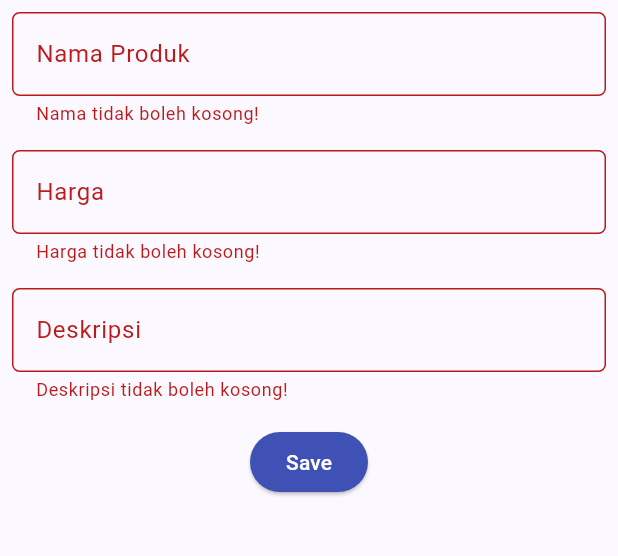
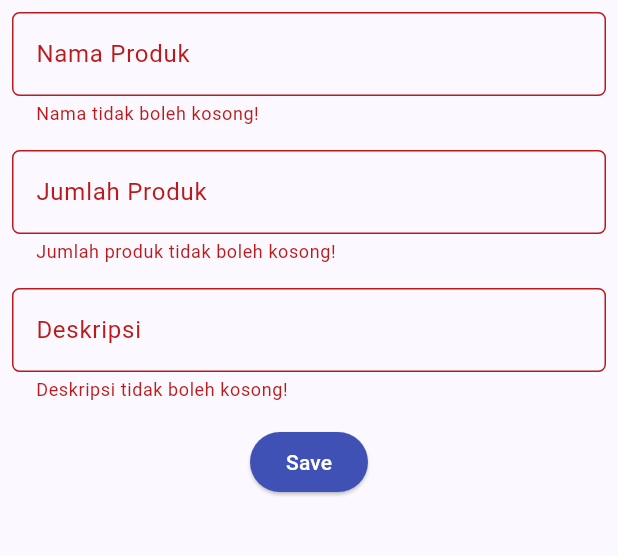
Before and after one commit to shfiradifa/shoppo-jarwo, a Flutter app: the ShopFormPage screen opened directly, after a tap on "Save", on a phone screen of 412 x 824 dp, the part 84-640 px from its top. Run offline on Flutter 3.47's test engine with Material 2 defaults, Android fonts, the phone set to English and light mode, and no system bars; missing offline and left inert: pbp_django_auth; network calls fail.

Commit message:
tugas 9 mobile

```diff
--- a/lib/screens/shoplist_form.dart
+++ b/lib/screens/shoplist_form.dart
@@ -1,4 +1,9 @@
+import 'dart:convert';
+
 import 'package:flutter/material.dart';
+import 'package:pbp_django_auth/pbp_django_auth.dart';
+import 'package:provider/provider.dart';
+import 'package:shoppo_jarwo/screens/menu.dart';
 // TODO: Impor drawer yang sudah dibuat sebelumnya (DONE)
 import 'package:shoppo_jarwo/widgets/left_drawer.dart';
 
@@ -17,6 +22,8 @@
 
   @override
   Widget build(BuildContext context) {
+    final request = context.watch<CookieRequest>();
+
     return Scaffold(
       appBar: AppBar(
         title: const Center(
@@ -62,8 +69,8 @@
                 padding: const EdgeInsets.all(8.0),
                 child: TextFormField(
                   decoration: InputDecoration(
-                    hintText: "Harga",
-                    labelText: "Harga",
+                    hintText: "Jumlah Produk",
+                    labelText: "Jumlah Produk",
                     border: OutlineInputBorder(
                       borderRadius: BorderRadius.circular(5.0),
                     ),
@@ -76,10 +83,10 @@
                   },
                   validator: (String? value) {
                     if (value == null || value.isEmpty) {
-                      return "Harga tidak boleh kosong!";
+                      return "Jumlah produk tidak boleh kosong!";
                     }
                     if (int.tryParse(value) == null) {
-                      return "Harga harus berupa angka!";
+                      return "Jumlah produk harus berupa angka!";
                     }
                     return null;
                   },
@@ -118,39 +125,35 @@
                       backgroundColor:
                           MaterialStateProperty.all(Colors.indigo),
                     ),
-                    onPressed: () {
+                    onPressed: () async {
                       if (_formKey.currentState!.validate()) {
-                        showDialog(
-                          context: context,
-                          builder: (context) {
-                            return AlertDialog(
-                              title: const Text('Produk berhasil tersimpan'),
-                              content: SingleChildScrollView(
-                                child: Column(
-                                  crossAxisAlignment:
-                                      CrossAxisAlignment.start,
-                                  children: [
-                                    Text('Nama: $_name'),
-                                    // TODO: Munculkan value-value lainnya (DONE)
-                                    Text('Harga: $_amount'),
-                                    Text('Deskripsi: $_description'),
-                                  ],
-                                ),
-                              ),
-                              actions: [
-                                TextButton(
-                                  child: const Text('OK'),
-                                  onPressed: () {
-                                    Navigator.pop(context);
-                                  },
-                                ),
-                              ],
-                            );
-                          },
-                        );
-                        _formKey.currentState!.reset();
+                          // Kirim ke Django dan tunggu respons
+                          // TODO: Ganti URL dan jangan lupa tambahkan trailing slash (/) di akhir URL! (DONE)
+                          final response = await request.postJson(
+                          "http://127.0.0.1:8000/create-flutter/",
+                          jsonEncode(<String, String>{
+                              'name': _name,
+                              'amount': _amount.toString(),
+                              'description': _description,
+                              // TODO: Sesuaikan field data sesuai dengan aplikasimu (DONE)
+                          }));
+                          if (response['status'] == 'success') {
+                              ScaffoldMessenger.of(context)
+                                  .showSnackBar(const SnackBar(
+                              content: Text("Produk baru berhasil disimpan!"),
+                              ));
+                              Navigator.pushReplacement(
+                                  context,
+                                  MaterialPageRoute(builder: (context) => MyHomePage()),
+                              );
+                          } else {
+                              ScaffoldMessenger.of(context)
+                                  .showSnackBar(const SnackBar(
+                                  content:
+                                      Text("Terdapat kesalahan, silakan coba lagi."),
+                              ));
+                          }
                       }
-
                     },
                     child: const Text(
                       "Save",
--- a/lib/widgets/left_drawer.dart
+++ b/lib/widgets/left_drawer.dart
@@ -1,4 +1,5 @@
 import 'package:flutter/material.dart';
+import 'package:shoppo_jarwo/screens/list_product.dart';
 import 'package:shoppo_jarwo/screens/menu.dart';
 // TODO: Impor halaman ShopFormPage jika sudah dibuat (DONE)
 import 'package:shoppo_jarwo/screens/shoplist_form.dart';
@@ -19,7 +20,7 @@
             child: Column(
               children: [
                 Text(
-                  'Shopping List',
+                  'Shoppo Jarwo',
                   textAlign: TextAlign.center,
                   style: TextStyle(
                     fontSize: 30,
@@ -71,6 +72,17 @@
               );
             },
           ),
+          ListTile(
+            leading: const Icon(Icons.shopping_basket),
+            title: const Text('Daftar Produk'),
+            onTap: () {
+              // Route menu ke halaman produk
+              Navigator.push(
+              context,
+              MaterialPageRoute(builder: (context) => const ProductPage()),
+              );
+            },
+          ),
         ],
       ),
     );
--- a/pubspec.yaml
+++ b/pubspec.yaml
@@ -35,6 +35,9 @@
   # The following adds the Cupertino Icons font to your application.
   # Use with the CupertinoIcons class for iOS style icons.
   cupertino_icons: ^1.0.2
+  provider: ^6.1.1
+  pbp_django_auth: ^0.4.0
+  http: ^1.1.0
 
 dev_dependencies:
   flutter_test:
```
Also changed, not shown: lib/main.dart (+17 -8 lines), lib/models/product.dart (added, +89 -0 lines), lib/screens/list_product.dart (added, +91 -0 lines), lib/screens/login.dart (added, +114 -0 lines), lib/widgets/shop_card.dart (+31 -1 lines), pubspec.lock, 3 other files.
